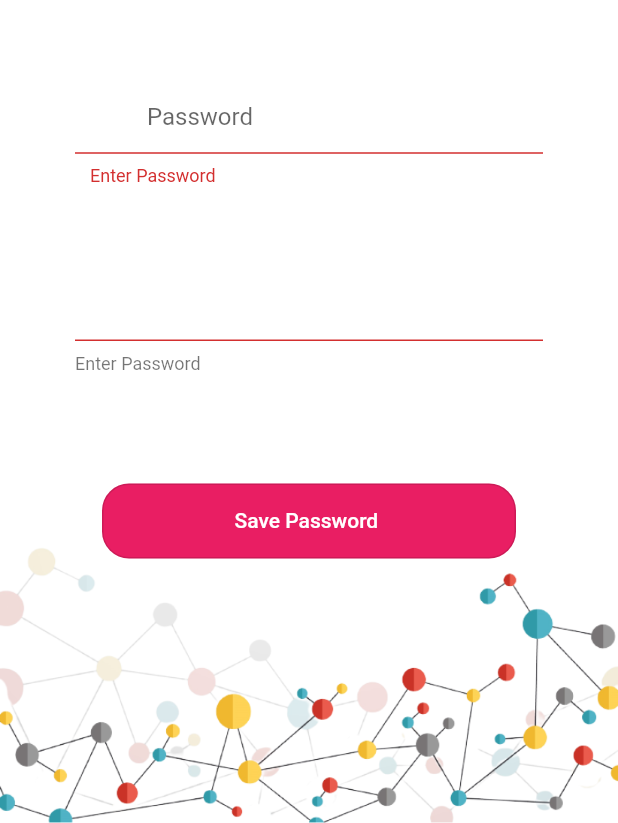
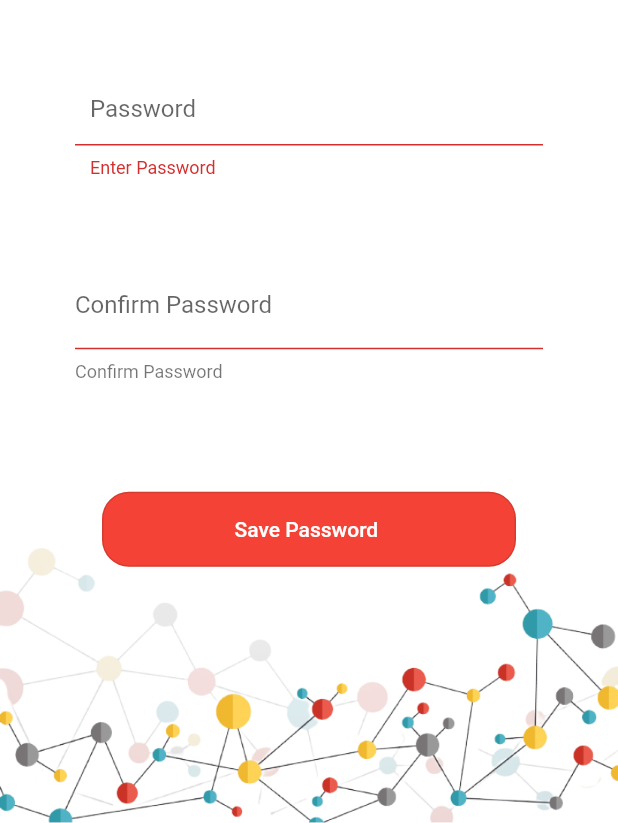
Before and after one commit to ashish007ratz/consul_medical_store, a Flutter app: the Change_Password screen opened directly, after a tap on "Save Password", on a phone screen of 412 x 824 dp, the part 413-1236 px from its top. Run offline on Flutter 3.47's test engine with Material 2 defaults, Android fonts, the phone set to English and light mode, and no system bars; our stand-ins replace carousel_slider, image_picker; missing offline and left inert: country_state_city_picker.

Commit message:
done with auth using api

```diff
--- a/lib/Auth/Change_Password.dart
+++ b/lib/Auth/Change_Password.dart
@@ -38,9 +38,20 @@ class _Change_PasswordState extends State<Change_Password> {
           if (onValue['response_code']==200){
             print("${onValue['response_data']}");
             print("in if condition");
-            showDialog(context: context,child: gotoButton(),);
+            showDialog(context: context,child: new AlertDialog(
+              title: Text("Password Reset"),
+              actions: [
+                FlatButton(
+                    color: Colors.red,
+                    onPressed: (){
+                      Navigator.pushReplacement(context, MaterialPageRoute(builder: (context) =>Login_Screen()));},
+                    child:
+                    Text("login", style: TextStyle(color: Colors.white))),
+              ],
+            ),);
           }
           else if (onValue['status_code']==401)
+
           {
             print("in else if condition");
             print("${onValue['response_data']}");
@@ -100,13 +111,6 @@ class _Change_PasswordState extends State<Change_Password> {
           ),
           child: Container(
             height: height/1.355,
-            decoration: new BoxDecoration(
-              color: Colors.transparent,
-              borderRadius: BorderRadius.only(
-                topLeft: Radius.circular(20),
-                topRight: Radius.circular(20),
-              ),
-            ),
             padding: const EdgeInsets.only(left: 20.0, right: 20.0),
             child: Column(
 
@@ -169,9 +173,6 @@ class _Change_PasswordState extends State<Change_Password> {
           password = value;
         },
         decoration: InputDecoration(
-          prefixIcon: Padding(
-            padding: EdgeInsets.all(0.0),
-          ),
           hintText: "*******",
           contentPadding:
           new EdgeInsets.symmetric(vertical: 5, horizontal: 10),
@@ -188,7 +189,7 @@ class _Change_PasswordState extends State<Change_Password> {
         keyboardType: TextInputType.text,
         validator: (String value) {
           if (value.isEmpty) {
-            return "Enter Password";
+            return "Confirm Password";
           } else if (value.length < 6) {
             return "Please Enter Min 6 Digit Password";
           } else
@@ -199,7 +200,9 @@ class _Change_PasswordState extends State<Change_Password> {
         },
         decoration: InputDecoration(
           errorStyle: TextStyle(color: Colors.black54),
+          labelText: "Confirm Password",
         ),
+        obscureText: _obscureText,
       ),
     );
   }
@@ -213,7 +216,7 @@ class _Change_PasswordState extends State<Change_Password> {
           ),
           height: 50,
           minWidth: 400,
-          color: Colors.pink,
+          color: Colors.red,
           onPressed: changePassword,
           child:
           Text("Save Password ", style: TextStyle(color: Colors.white))),
--- a/lib/Auth/Splash.dart
+++ b/lib/Auth/Splash.dart
@@ -18,6 +18,7 @@ class _Splash_ScreenState extends State<Splash_Screen> {
       });
     }
   }
+
   @override
   Widget build(BuildContext context) {
     double height = MediaQuery.of(context).size.height;
--- a/lib/Services/Auth_Service.dart
+++ b/lib/Services/Auth_Service.dart
@@ -22,13 +22,13 @@ static Future<Map<String, dynamic>> forgetPass(body) async {
 }
 static Future<Map<String, dynamic>> otpp(body, token) async {
   final response = await client.post(Constants.baseurl + "users/verify/OTP",
-      body : json.encode(body), headers: {'Content-Type' : 'application/json'});
+      body : json.encode(body), headers: {'Content-Type' : 'application/json', 'Authorization' : 'bearer $token'});
   return json.decode(response.body);
 }
 
 static Future<Map<String, dynamic>> changePass(body, token) async {
   final response = await client.post(Constants.baseurl + "users/reset-password",
-      body : json.encode(body), headers: {'Content-Type' : 'application/json'});
+      body : json.encode(body), headers: {'Content-Type' : 'application/json', 'Authorization': 'bearer $token'});
   return json.decode(response.body);
 }
 }
```
Also changed, not shown: lib/Auth/ForgrtPasssword.dart (+13 -2 lines), lib/Auth/OTP.dart (+4 -9 lines), 1 other file.
